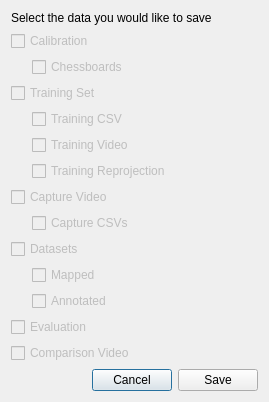
Old version of the form custom_widgets/save_options.ui in the repository gwillz/EagleEye.
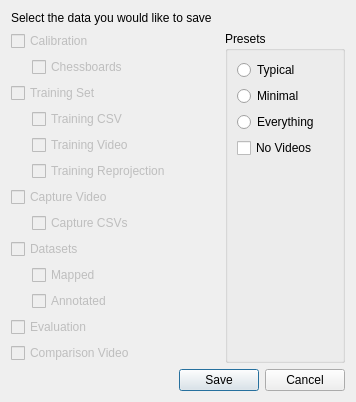
New version of the form.

Commit message: added presets to save options

The edit to the form file:
```diff
--- a/custom_widgets/save_options.ui
+++ b/custom_widgets/save_options.ui
@@ -6,7 +6,7 @@
    <rect>
     <x>0</x>
     <y>0</y>
-    <width>269</width>
+    <width>356</width>
     <height>374</height>
    </rect>
   </property>
@@ -22,7 +22,7 @@
     </widget>
    </item>
    <item>
-    <layout class="QGridLayout" name="gridLayout" columnstretch="1,1000" columnminimumwidth="15,0">
+    <layout class="QGridLayout" name="gridLayout" columnstretch="1,1000,600" columnminimumwidth="15,0,120">
      <property name="sizeConstraint">
       <enum>QLayout::SetFixedSize</enum>
      </property>
@@ -156,6 +156,56 @@
        </property>
       </widget>
      </item>
+     <item row="0" column="2" rowspan="13">
+      <widget class="QGroupBox" name="groupBox">
+       <property name="title">
+        <string>Presets</string>
+       </property>
+       <layout class="QVBoxLayout" name="verticalLayout_3">
+        <item>
+         <widget class="QRadioButton" name="typical_button">
+          <property name="text">
+           <string>Typical</string>
+          </property>
+         </widget>
+        </item>
+        <item>
+         <widget class="QRadioButton" name="minimal_button">
+          <property name="text">
+           <string>Minimal</string>
+          </property>
+         </widget>
+        </item>
+        <item>
+         <widget class="QRadioButton" name="everything_button">
+          <property name="text">
+           <string>Everything</string>
+          </property>
+         </widget>
+        </item>
+        <item>
+         <widget class="QCheckBox" name="novideos_button">
+          <property name="text">
+           <string>No Videos</string>
+          </property>
+         </widget>
+        </item>
+        <item>
+         <spacer name="verticalSpacer_2">
+          <property name="orientation">
+           <enum>Qt::Vertical</enum>
+          </property>
+          <property name="sizeHint" stdset="0">
+           <size>
+            <width>20</width>
+            <height>40</height>
+           </size>
+          </property>
+         </spacer>
+        </item>
+       </layout>
+      </widget>
+     </item>
     </layout>
    </item>
    <item>
@@ -186,13 +236,6 @@
        </property>
       </spacer>
      </item>
-     <item>
-      <widget class="QPushButton" name="cancel_button">
-       <property name="text">
-        <string>Cancel</string>
-       </property>
-      </widget>
-     </item>
      <item>
       <widget class="QPushButton" name="save_button">
        <property name="enabled">
@@ -203,6 +246,13 @@
        </property>
       </widget>
      </item>
+     <item>
+      <widget class="QPushButton" name="cancel_button">
+       <property name="text">
+        <string>Cancel</string>
+       </property>
+      </widget>
+     </item>
     </layout>
    </item>
   </layout>
```
Left out of the diff: 5 changed lines with no effect on the pictures. The commit also changes 1 other file.
